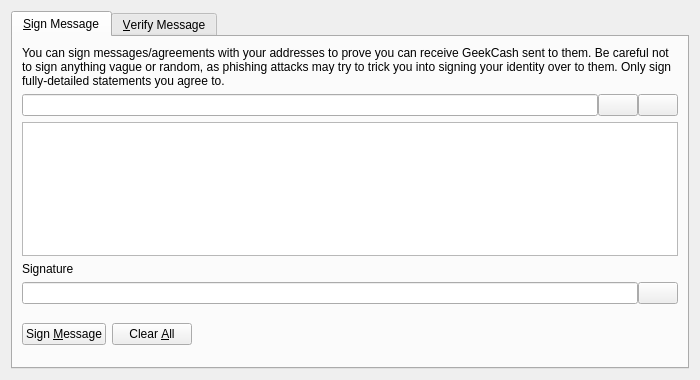
The window that src/qt/forms/signverifymessagedialog.ui (519984307/coincoin) describes before a commit, drawn with Qt 5.
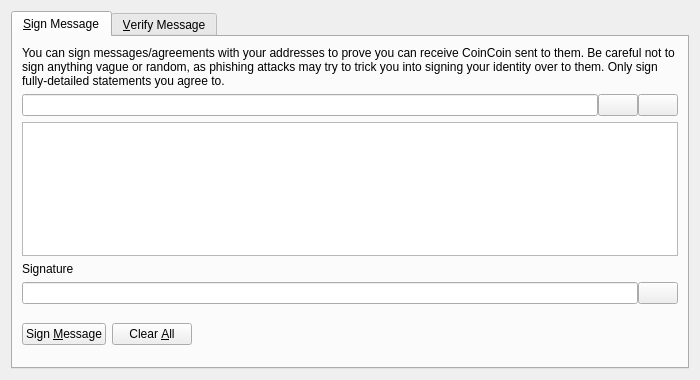
The same window after the commit. Custom widgets are drawn as their Qt base class.

What changed in the file:
```diff
--- a/src/qt/forms/signverifymessagedialog.ui
+++ b/src/qt/forms/signverifymessagedialog.ui
@@ -30,7 +30,7 @@
        <item>
         <widget class="QLabel" name="infoLabel_SM">
          <property name="text">
-          <string>You can sign messages/agreements with your addresses to prove you can receive GeekCash sent to them. Be careful not to sign anything vague or random, as phishing attacks may try to trick you into signing your identity over to them. Only sign fully-detailed statements you agree to.</string>
+          <string>You can sign messages/agreements with your addresses to prove you can receive CoinCoin sent to them. Be careful not to sign anything vague or random, as phishing attacks may try to trick you into signing your identity over to them. Only sign fully-detailed statements you agree to.</string>
          </property>
          <property name="textFormat">
           <enum>Qt::PlainText</enum>
```
Left out of the diff: 10 changed lines with no effect on the pictures.
